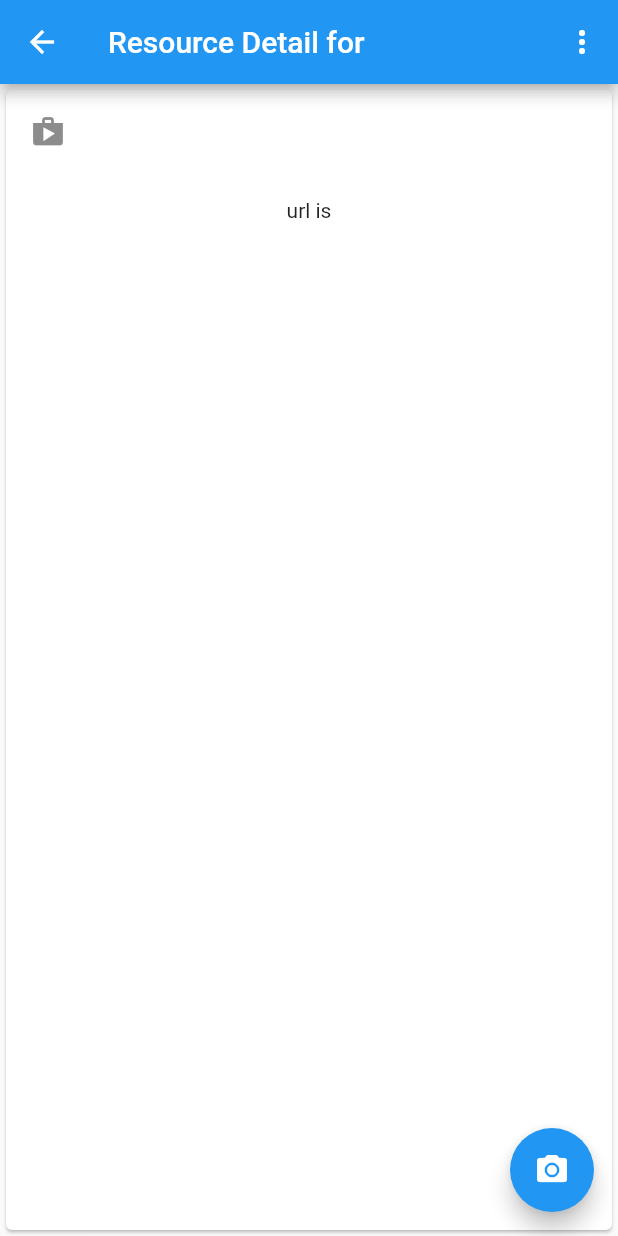
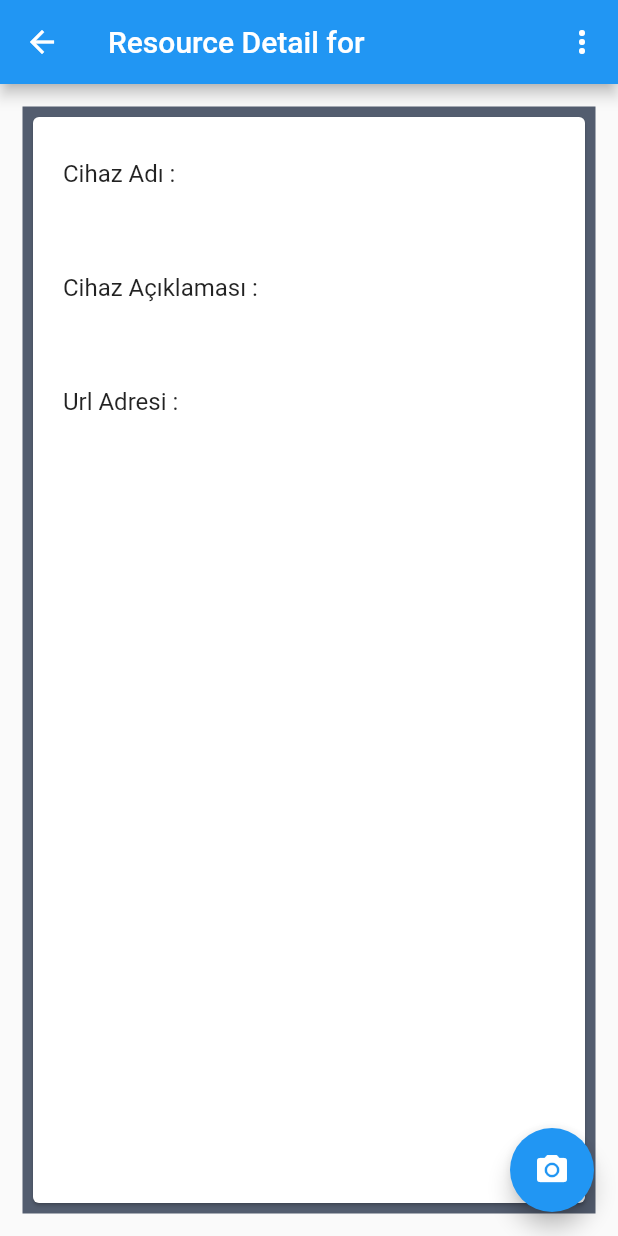
Before and after one commit to f9n/biricik, a Flutter app: the ResourceDetail screen opened directly with empty values, on a phone screen of 412 x 824 dp. Run offline on Flutter 3.47's test engine with Material 2 defaults, Android fonts, the phone set to English and light mode, and no system bars; our stand-ins replace flutter_form_builder, shared_preferences, sqflite, webview_flutter; accounts and stored records are empty.

Commit message:
Detail sayfasi yenilendi.

```diff
--- a/lib/screens/resources/detail.dart
+++ b/lib/screens/resources/detail.dart
@@ -39,16 +39,27 @@ class ResourceDetailState extends State<ResourceDetail> {
         ],
       ),
       body: Center(
+        child: Container(
+          margin: const EdgeInsets.all(15.0),
+          padding: const EdgeInsets.all(3.0),
+          decoration: BoxDecoration(color: Color.fromRGBO(64, 75, 96, .9)),
           child: Card(
             child: Column(
               children: <Widget>[
                 ListTile(
-                leading: Icon(Icons.shop),
-                title: Text(widget.resource.name),
-                subtitle: Text(widget.resource.description),
+                  contentPadding: EdgeInsets.symmetric(horizontal: 20.0, vertical: 10.0),
+                  title: Text("Cihaz Adı : ${widget.resource.name}"),
                 ),
-              Text("${widget.resource.name} url is ${widget.resource.url}"),
+                ListTile(
+                  contentPadding: EdgeInsets.symmetric(horizontal: 20.0, vertical: 10.0),
+                  title: Text("Cihaz Açıklaması : ${widget.resource.description}"),
+                ),
+                ListTile(
+                  contentPadding: EdgeInsets.symmetric(horizontal: 20.0, vertical: 10.0),
+                  title: Text("Url Adresi : ${widget.resource.url}"),
+                ),
               ],
+            ),
           ),
         ),
       ),
```
Lines whose indentation alone changed are shown as unchanged.
